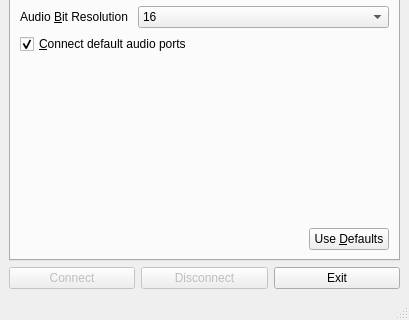
The window that src/qjacktrip.ui (jacktrip/jacktrip) describes before a commit, drawn with Qt 5; both pictures show x 0 to 409 and y 257 to 577 of the 409 by 577 pixel window.
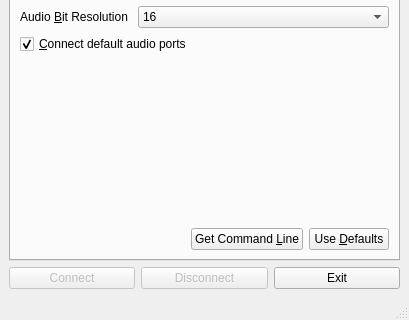
The same window after the commit. The open tabs and pages were chosen to show the change. Icons and pictures are not drawn.

Commit message:
Add ability to view the current options as a command line
Add a button in the advanced options tab to generate a command line from the current options.

The edit to the form file:
```diff
--- a/src/qjacktrip.ui
+++ b/src/qjacktrip.ui
@@ -377,6 +377,13 @@
             </property>
            </spacer>
           </item>
+          <item>
+           <widget class="QPushButton" name="commandLineButton">
+            <property name="text">
+             <string>Get Command &amp;Line</string>
+            </property>
+           </widget>
+          </item>
           <item>
            <widget class="QPushButton" name="useDefaultsButton">
             <property name="text">
```
Left out of the diff: 4 changed lines with no effect on the pictures. The commit also changes 2 other files.
